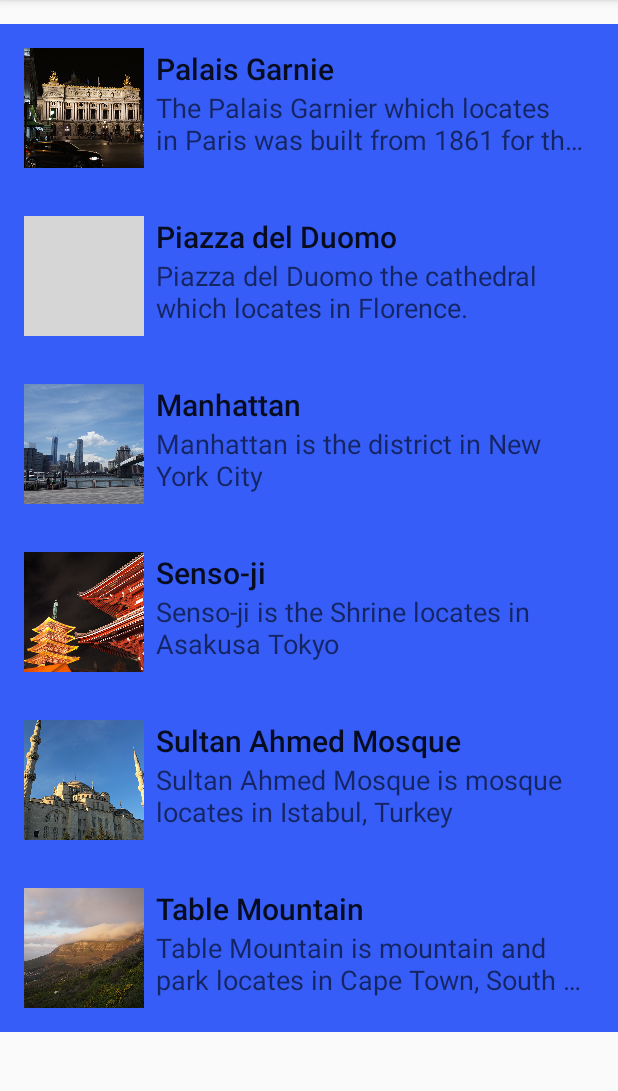
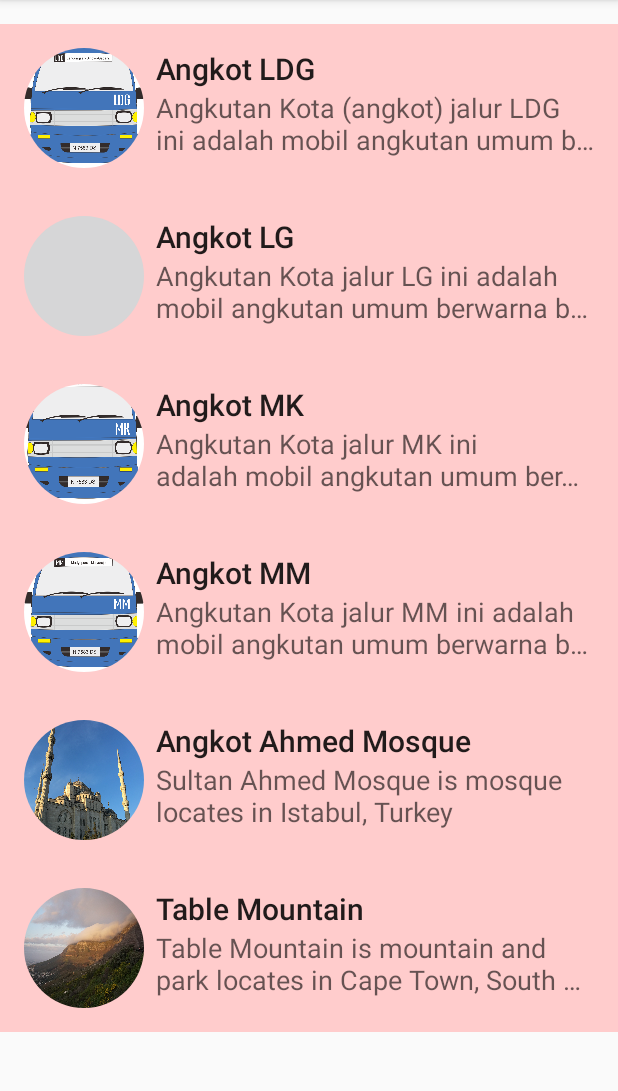
Before and after one commit to selinaksx/MyAngkotRoute, an Android app: the AngkotList screen opened directly, with no data from a screen before it, on a phone screen of 412 x 824 dp, the part 84-1175 px from its top. Run offline under Robolectric (Android 15) with nearby library versions, the phone set to English and light mode, and no system bars; grey boxes are pictures that could not be loaded.

Commit message:
awal list

```diff
--- a/app/src/main/java/id/sch/smktelkom_mlg/project/xirpl305142332/myangkotroute/AngkotList.java
+++ b/app/src/main/java/id/sch/smktelkom_mlg/project/xirpl305142332/myangkotroute/AngkotList.java
@@ -2,8 +2,11 @@ package id.sch.smktelkom_mlg.project.xirpl305142332.myangkotroute;
 
 import android.content.res.Resources;
 import android.content.res.TypedArray;
+import android.graphics.drawable.BitmapDrawable;
 import android.graphics.drawable.Drawable;
 import android.os.Bundle;
+import android.support.v4.graphics.drawable.RoundedBitmapDrawable;
+import android.support.v4.graphics.drawable.RoundedBitmapDrawableFactory;
 import android.support.v7.app.AppCompatActivity;
 import android.support.v7.widget.LinearLayoutManager;
 import android.support.v7.widget.RecyclerView;
@@ -37,8 +40,13 @@ public class AngkotList extends AppCompatActivity {
         String[] arDeskripsi = resources.getStringArray(R.array.place_desc);
         TypedArray a = resources.obtainTypedArray(R.array.places_picture);
         Drawable[] arFoto = new Drawable[a.length()];
-        for (int i = 0; i < arFoto.length; i++) {
-            arFoto[i] = a.getDrawable(i);
+        for (int i = 0; i < arFoto.length; i++)
+        {
+            BitmapDrawable bd = (BitmapDrawable) a.getDrawable(i);
+            RoundedBitmapDrawable rbd = RoundedBitmapDrawableFactory.create(getResources(), bd.getBitmap());
+            rbd.setCircular(true);
+            arFoto[i] = rbd;
+
         }
         a.recycle();
         for (int i = 0; i < arJudul.length; i++) {
--- a/app/src/main/res/layout/activity_angkot_list.xml
+++ b/app/src/main/res/layout/activity_angkot_list.xml
@@ -3,7 +3,7 @@
     xmlns:tools="http://schemas.android.com/tools"
     android:layout_width="match_parent"
     android:layout_height="wrap_content"
-    android:background="#365df8"
+    android:background="#FFCCCC"
     android:padding="16dp">
 
     <ImageView
--- a/app/src/main/res/values/Array.xml
+++ b/app/src/main/res/values/Array.xml
@@ -1,4 +1,5 @@
-<?xml version="1.0" encoding="utf-8"?><!--
+<?xml version="1.0" encoding="utf-8"?>
+<!--
   ~ Copyright (C) 2016 The Android Open Source Project
   ~
   ~ Licensed under the Apache License, Version 2.0 (the "License");
@@ -15,20 +16,19 @@
   -->
 <resources>
     <string-array name="places">
-        <item>Palais Garnie</item>
-        <item>Piazza del Duomo</item>
-        <item>Manhattan</item>
-        <item>Senso-ji</item>
-        <item>Sultan Ahmed Mosque</item>
+        <item>Angkot LDG</item>
+        <item>Angkot LG</item>
+        <item>Angkot MK</item>
+        <item>Angkot MM</item>
+        <item>Angkot Ahmed Mosque</item>
         <item>Table Mountain</item>
     </string-array>
     <string-array name="place_desc">
-        <item>The Palais Garnier which locates in Paris was built from 1861 for
-        the Paris Opera.
+        <item>Angkutan Kota (angkot) jalur LDG ini adalah mobil angkutan umum berwarna biru yang namanya memiliki kepanjangan Landungsari Dinoyo Gadang. Sesuai dengan namanya, angkot yang memiliki identitas khusus berupa garis warna putih ini memiliki trayek setiap harinya dari Terminal Landungsari ke Terminal Gadang melalui Dinoyo.
         </item>
-        <item>Piazza del Duomo the cathedral which locates in Florence.</item>
-        <item>Manhattan is the district in New York City</item>
-        <item>Senso-ji is the Shrine locates in Asakusa Tokyo</item>
+        <item>Angkutan Kota jalur LG ini adalah mobil angkutan umum berwarna biru yang namanya memiliki kepanjangan Landungsari-Gadang. Sesuai dengan namanya, angkot ini memiliki trayek setiap harinya dari Terminal Landungsari ke Terminal Gadang.</item>
+        <item>Angkutan Kota jalur MK ini adalah mobil angkutan umum berwarna biru yang namanya memiliki kepanjangan Madyopuro Karangbesuki. Sesuai dengan namanya, angkot ini memiliki trayek setiap harinya dari Terminal Madyopuro ke Terminal Karangbesuki.</item>
+        <item>Angkutan Kota jalur MM ini adalah mobil angkutan umum berwarna biru yang namanya memiliki kepanjangan Madyopuro Mulyorejo. Sesuai dengan namanya, angkot yang memliki identitas khusus berupa garis warna merah ini memiliki trayek setiap harinya dari Terminal Madyopuro ke Terminal Mulyorejo.</item>
         <item>Sultan Ahmed Mosque is mosque locates in Istabul, Turkey</item>
         <item>Table Mountain is mountain and park locates in Cape Town, South Africa.</item>
     </string-array>
@@ -91,5 +91,7 @@
         <item>@drawable/d</item>
         <item>@drawable/e</item>
         <item>@drawable/f</item>
+
+
     </array>
 </resources>
```
Also changed, not shown: app/src/main/res/drawable/a.png, app/src/main/res/drawable/c.png, app/src/main/res/drawable/d.png, 1 other file. Lines whose indentation alone changed are shown as unchanged.
